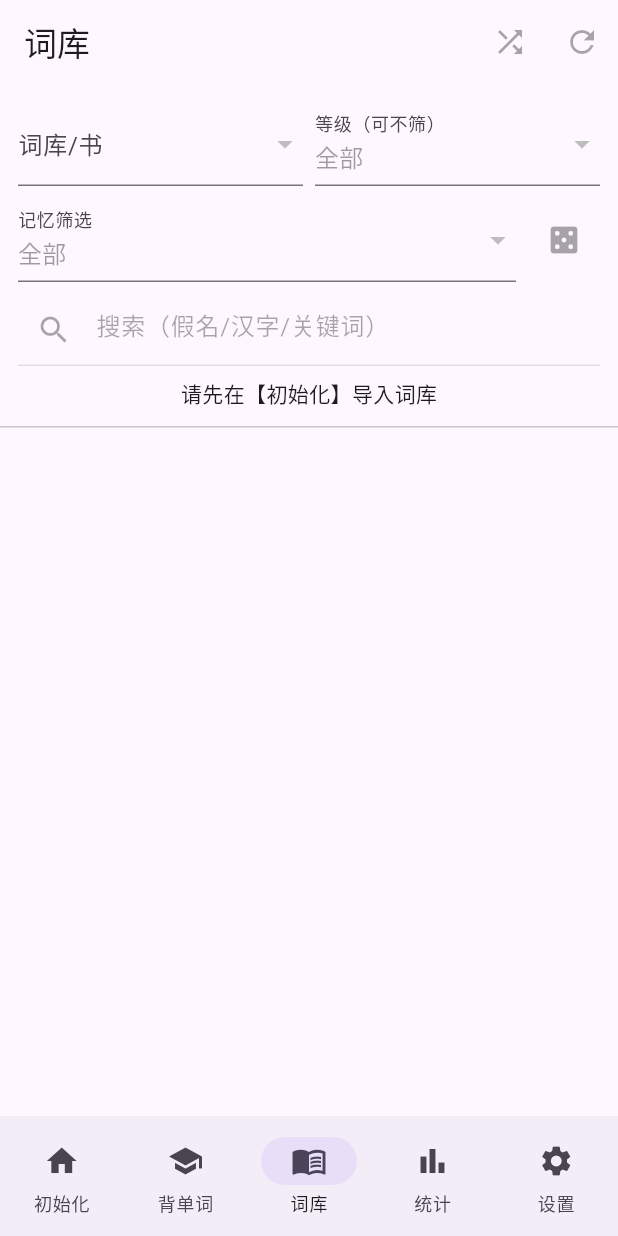
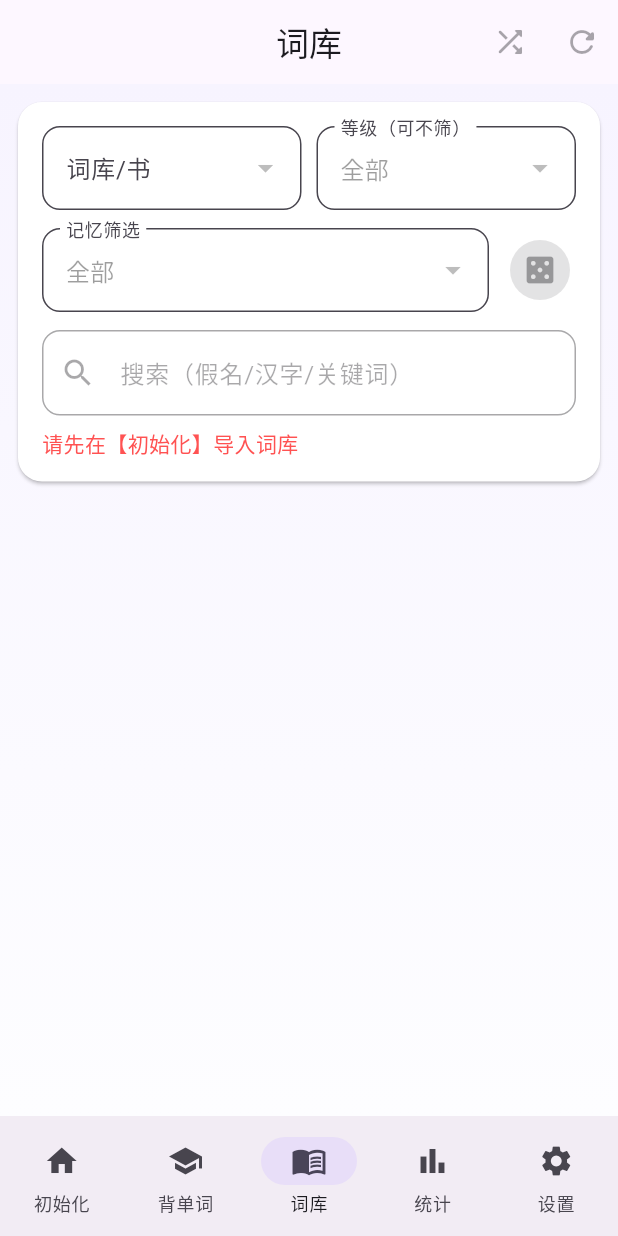
Before and after one commit to simalian01/jpapp, a Flutter app: the screen it shows after launch, item 3 of the bottom bar chosen, on a phone screen of 412 x 824 dp. Run offline on Flutter 3.47's test engine with Material 3 defaults, Android fonts, the phone set to English and light mode, and no system bars; our stand-ins replace file_picker, just_audio, permission_handler, shared_preferences, sqflite; accounts and stored records are empty.

Commit message:
Improve CSV import and refresh UI

```diff
--- a/lib/main.dart
+++ b/lib/main.dart
@@ -12,10 +12,27 @@ class JPStudyApp extends StatelessWidget {
 
   @override
   Widget build(BuildContext context) {
+    const seed = Color(0xFF5B4B8A);
     return MaterialApp(
       title: 'JP Study Offline',
       debugShowCheckedModeBanner: false,
-      theme: ThemeData(useMaterial3: true),
+      theme: ThemeData(
+        useMaterial3: true,
+        colorScheme: ColorScheme.fromSeed(seedColor: seed, brightness: Brightness.light),
+        scaffoldBackgroundColor: const Color(0xFFF5F2FF),
+        cardTheme: CardTheme(
+          color: Colors.white,
+          elevation: 1,
+          shape: RoundedRectangleBorder(borderRadius: BorderRadius.circular(16)),
+          margin: EdgeInsets.zero,
+        ),
+        inputDecorationTheme: const InputDecorationTheme(
+          border: OutlineInputBorder(borderRadius: BorderRadius.all(Radius.circular(12))),
+          filled: true,
+          fillColor: Colors.white,
+        ),
+        appBarTheme: const AppBarTheme(centerTitle: true, elevation: 0),
+      ),
       home: const AppRoot(child: HomeShell()),
     );
   }
--- a/lib/pages/library.dart
+++ b/lib/pages/library.dart
@@ -234,20 +234,34 @@ class _LibraryPageState extends State<LibraryPage> {
           IconButton(
             tooltip: '重新打乱当前列表',
             onPressed: items.isEmpty ? null : _shuffleNow,
-            icon: const Icon(Icons.shuffle),
+            icon: const Icon(Icons.shuffle_rounded),
           ),
           IconButton(
             tooltip: '重新加载',
             onPressed: ready ? _reload : null,
-            icon: const Icon(Icons.refresh),
+            icon: const Icon(Icons.refresh_rounded),
           ),
         ],
       ),
-      body: Column(
-        children: [
-          Padding(
+      body: Container(
+        decoration: const BoxDecoration(
+          gradient: LinearGradient(
+            colors: [Color(0xFFF7F4FF), Color(0xFFFDFDFF)],
+            begin: Alignment.topCenter,
+            end: Alignment.bottomCenter,
+          ),
+        ),
+        child: CustomScrollView(
+          controller: _sc,
+          slivers: [
+            SliverToBoxAdapter(
+              child: Padding(
                 padding: const EdgeInsets.all(12),
+                child: Card(
+                  child: Padding(
+                    padding: const EdgeInsets.all(16),
                     child: Column(
+                      crossAxisAlignment: CrossAxisAlignment.start,
                       children: [
                         Row(
                           children: [
@@ -255,7 +269,12 @@ class _LibraryPageState extends State<LibraryPage> {
                               child: DropdownButtonFormField<String>(
                                 value: deck.isEmpty ? null : deck,
                                 decoration: const InputDecoration(labelText: '词库/书'),
-                        items: decks.map((d) => DropdownMenuItem(value: d, child: Text(d))).toList(),
+                                items: decks
+                                    .map((d) => DropdownMenuItem(
+                                          value: d,
+                                          child: Text(d, overflow: TextOverflow.ellipsis),
+                                        ))
+                                    .toList(),
                                 onChanged: !ready
                                     ? null
                                     : (v) async {
@@ -266,12 +285,14 @@ class _LibraryPageState extends State<LibraryPage> {
                                       },
                               ),
                             ),
-                    const SizedBox(width: 8),
+                            const SizedBox(width: 10),
                             Expanded(
                               child: DropdownButtonFormField<String>(
                                 value: level,
                                 decoration: const InputDecoration(labelText: '等级（可不筛）'),
-                        items: levels.map((lv) => DropdownMenuItem(value: lv, child: Text(lv))).toList(),
+                                items: levels
+                                    .map((lv) => DropdownMenuItem(value: lv, child: Text(lv)))
+                                    .toList(),
                                 onChanged: !ready
                                     ? null
                                     : (v) async {
@@ -282,7 +303,7 @@ class _LibraryPageState extends State<LibraryPage> {
                             ),
                           ],
                         ),
-                const SizedBox(height: 8),
+                        const SizedBox(height: 12),
                         Row(
                           children: [
                             Expanded(
@@ -300,15 +321,15 @@ class _LibraryPageState extends State<LibraryPage> {
                                       },
                               ),
                             ),
-                    const SizedBox(width: 8),
-                    IconButton(
+                            const SizedBox(width: 10),
+                            IconButton.filledTonal(
                               tooltip: '打乱（反复点击反复随机）',
                               onPressed: items.isEmpty ? null : _shuffleNow,
                               icon: const Icon(Icons.casino),
                             ),
                           ],
                         ),
-                const SizedBox(height: 8),
+                        const SizedBox(height: 12),
                         TextField(
                           enabled: ready,
                           decoration: const InputDecoration(
@@ -323,16 +344,20 @@ class _LibraryPageState extends State<LibraryPage> {
                             });
                           },
                         ),
-                if (!ready) const Padding(padding: EdgeInsets.only(top: 8), child: Text('请先在【初始化】导入词库')),
+                        if (!ready)
+                          const Padding(
+                            padding: EdgeInsets.only(top: 8),
+                            child: Text('请先在【初始化】导入词库', style: TextStyle(color: Colors.redAccent)),
+                          ),
                       ],
                     ),
                   ),
-          const Divider(height: 1),
-          Expanded(
-            child: ListView.builder(
-              controller: _sc,
-              itemCount: items.length + 1,
-              itemBuilder: (_, i) {
+                ),
+              ),
+            ),
+            SliverList(
+              delegate: SliverChildBuilderDelegate(
+                (context, i) {
                   if (i == items.length) {
                     if (loading) {
                       return const Padding(
@@ -353,6 +378,7 @@ class _LibraryPageState extends State<LibraryPage> {
                   final id = (row['id'] as num).toInt();
                   final term = (row['term'] as String?) ?? '';
                   final reading = (row['reading'] as String?) ?? '';
+                  final levelLabel = (row['level'] as String?) ?? '';
                   final memTag = (row['mem_tag'] as num?)?.toInt() ?? 0;
 
                   final label = switch (memTag) {
@@ -362,10 +388,34 @@ class _LibraryPageState extends State<LibraryPage> {
                     _ => '已学习',
                   };
 
-                return ListTile(
-                  title: Text(term),
-                  subtitle: Text(reading.isEmpty ? label : '$reading · $label'),
-                  trailing: Chip(label: Text(label)),
+                  return Padding(
+                    padding: const EdgeInsets.symmetric(horizontal: 12, vertical: 6),
+                    child: Card(
+                      child: ListTile(
+                        contentPadding: const EdgeInsets.symmetric(horizontal: 16, vertical: 10),
+                        title: Text(term, style: const TextStyle(fontWeight: FontWeight.w700)),
+                        subtitle: Column(
+                          crossAxisAlignment: CrossAxisAlignment.start,
+                          children: [
+                            if (reading.isNotEmpty) Text(reading),
+                            if (levelLabel.isNotEmpty)
+                              Padding(
+                                padding: const EdgeInsets.only(top: 4),
+                                child: Text('等级：$levelLabel', style: const TextStyle(fontSize: 12)),
+                              ),
+                          ],
+                        ),
+                        trailing: Chip(
+                          label: Text(label),
+                          avatar: Icon(
+                            memTag == 0
+                                ? Icons.fiber_new_rounded
+                                : memTag == 3
+                                    ? Icons.workspace_premium
+                                    : Icons.refresh,
+                            size: 18,
+                          ),
+                        ),
                         onTap: () async {
                           final db = m.db;
                           if (db == null) return;
@@ -379,11 +429,15 @@ class _LibraryPageState extends State<LibraryPage> {
 
                           await _reload();
                         },
+                      ),
+                    ),
                   );
                 },
+                childCount: items.length + 1,
               ),
             ),
           ],
+        ),
       ),
     );
   }
--- a/pubspec.yaml
+++ b/pubspec.yaml
@@ -33,3 +33,5 @@ dev_dependencies:
 
 flutter:
   uses-material-design: true
+  assets:
+    - assets/jp_study_content.sqlite
```
Also changed, not shown: lib/app_state.dart (+20 -0 lines), lib/pages/setup.dart (+19 -36 lines), lib/pages/study.dart (+27 -20 lines), data/data_manifest.json (renamed from data_manifest.json), 5 other files. Lines whose indentation alone changed are shown as unchanged.
